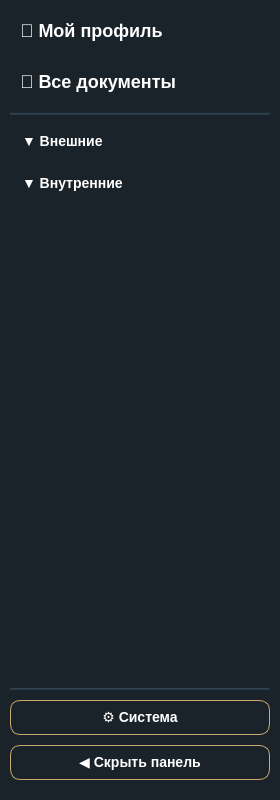
lerakaplich/Documents, file client/ui/left_panel.ui: the form before one commit.
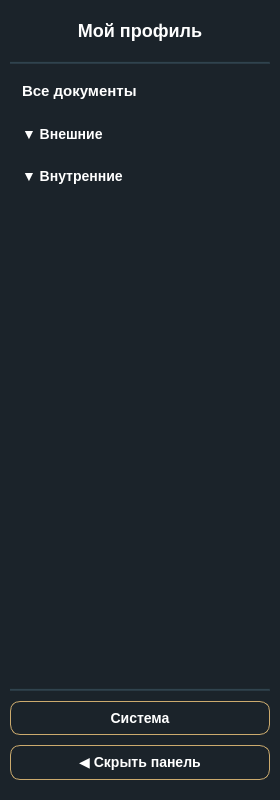
The form after the commit.

Patch:
```diff
--- a/client/ui/left_panel.ui
+++ b/client/ui/left_panel.ui
@@ -26,9 +26,7 @@
    <string>LeftPanel</string>
   </property>
   <property name="styleSheet">
-   <string notr="true">QWidget{
-background-color: #1B232A;
-}</string>
+   <string notr="true">background-color: #1B232A;</string>
   </property>
   <layout class="QVBoxLayout" name="mainLayout">
    <property name="spacing">
@@ -56,7 +54,7 @@
     font-weight: bold;
     font-size: 18px;
     padding: 10px;
-    text-align: left;
+    text-align: centre;
 }
 QPushButton:hover {
     background-color: #171C1F;
@@ -66,31 +64,7 @@
 }</string>
      </property>
      <property name="text">
-      <string>👤 Мой профиль</string>
-     </property>
-    </widget>
-   </item>
-   <item>
-    <widget class="QPushButton" name="allDocsBtn">
-     <property name="styleSheet">
-      <string notr="true">QPushButton {
-    background-color: transparent;
-    color: white;
-    border-radius: 10px;
-    font-weight: bold;
-    font-size: 18px;
-    padding: 10px;
-    text-align: left;
-}
-QPushButton:hover {
-    background-color: #998664;
-}
-QPushButton:pressed {
-    background-color: #7a6a50;
-}</string>
-     </property>
-     <property name="text">
-      <string>📄 Все документы</string>
+      <string>Мой профиль</string>
      </property>
     </widget>
    </item>
@@ -104,6 +78,29 @@
      </property>
     </widget>
    </item>
+   <item>
+    <widget class="QPushButton" name="allDocsBtn">
+     <property name="styleSheet">
+      <string notr="true">QPushButton {
+    background-color: transparent;
+    color: white;
+    border: none;
+    border-radius: 5px;
+    padding: 8px 12px;
+    font-size: 15px;
+    font-weight: bold;
+    text-align: left;
+}
+QPushButton:hover {
+    background-color: #3A4A54;
+    color: #DDB87A;
+}</string>
+     </property>
+     <property name="text">
+      <string>Все документы</string>
+     </property>
+    </widget>
+   </item>
    <item>
     <widget class="QScrollArea" name="scrollArea">
      <property name="styleSheet">
@@ -140,7 +137,7 @@
         <x>0</x>
         <y>0</y>
         <width>260</width>
-        <height>542</height>
+        <height>550</height>
        </rect>
       </property>
       <layout class="QVBoxLayout" name="scrollLayout">
@@ -333,12 +330,13 @@
     color: black;
     border-color: #D9D9D6;
 }
-QPushButton:pressed {
-    background-color: #B8B8B5;
-}</string>
+
+
+
+</string>
      </property>
      <property name="text">
-      <string>⚙️ Система</string>
+      <string>Система</string>
      </property>
     </widget>
    </item>
```
Left out of the diff: 19 changed lines with no effect on the pictures.
